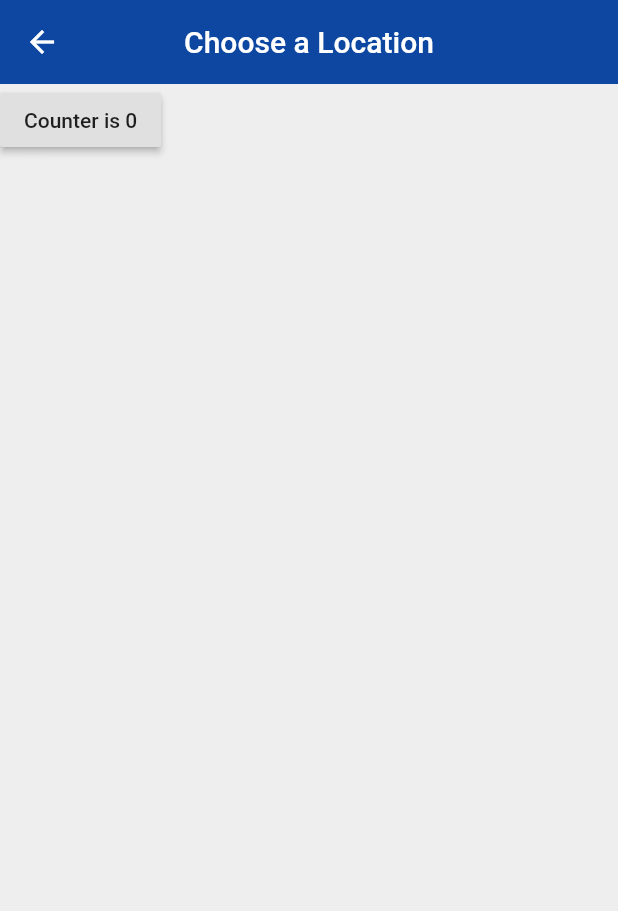
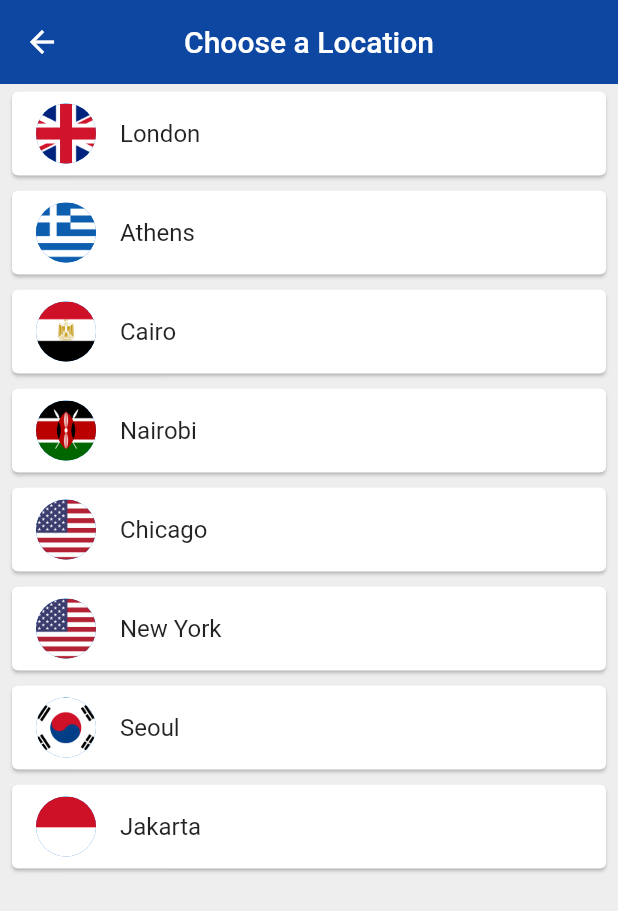
Before and after one commit to iNumanLeeds/world_time, a Flutter app: the screen it shows after launch, after a tap on "Edit Location", on a phone screen of 412 x 824 dp. Shown: the top 911 px of the screen. Run offline on Flutter 3.47's test engine with Material 2 defaults, Android fonts, the phone set to English and light mode, and no system bars; our stand-ins replace flutter_spinkit; network calls fail.

Commit message:
Final Changes

```diff
--- a/lib/pages/choose_location.dart
+++ b/lib/pages/choose_location.dart
@@ -1,4 +1,6 @@
 import 'package:flutter/material.dart';
+
+import '../services/world_time.dart';
 
 class ChooseLocation extends StatefulWidget {
   const ChooseLocation({Key? key}) : super(key: key);
@@ -8,14 +10,35 @@ class ChooseLocation extends StatefulWidget {
 }
 
 class _ChooseLocationState extends State<ChooseLocation> {
+  List<WorldTime> locations = [
+    WorldTime(url: 'Europe/London', location: 'London', flag: 'uk.png'),
+    WorldTime(url: 'Europe/Berlin', location: 'Athens', flag: 'greece.png'),
+    WorldTime(url: 'Africa/Cairo', location: 'Cairo', flag: 'egypt.png'),
+    WorldTime(url: 'Africa/Nairobi', location: 'Nairobi', flag: 'kenya.png'),
+    WorldTime(url: 'America/Chicago', location: 'Chicago', flag: 'usa.png'),
+    WorldTime(url: 'America/New_York', location: 'New York', flag: 'usa.png'),
+    WorldTime(url: 'Asia/Seoul', location: 'Seoul', flag: 'south_korea.png'),
+    WorldTime(url: 'Asia/Jakarta', location: 'Jakarta', flag: 'indonesia.png'),
+  ];
 
+  void updateTime(index) async {
+    WorldTime instance = locations[index];
+    await instance.getTime();
+    /*
+    * Navigate to home with data
+    * so Instead on moving forward always i'll pop out this location since it placed on the top of home
+    * */
+    Navigator.pop(context, {
+      'location': instance.location,
+      'flag': instance.flag,
+      'time': instance.time,
+      'isDayTime': instance.isDaytime,
+    });
+  }
 
-  int counter = 0;
 
   @override
   Widget build(BuildContext context) {
-    print("build function run");
-
     return Scaffold(
       backgroundColor: Colors.grey[200],
       appBar: AppBar(
@@ -24,13 +47,26 @@ class _ChooseLocationState extends State<ChooseLocation> {
         centerTitle: true,
         elevation: 0,
       ),
-      body: RaisedButton(
-          onPressed: () {
-            setState(() {
-              counter += 1;
-            });
-          },
-          child: Text("Counter is $counter")),
+      body: ListView.builder(
+        itemCount: locations.length,
+        itemBuilder: (context, index) {
+          return Padding(
+            padding: const EdgeInsets.symmetric(vertical: 1.0, horizontal: 4.0),
+            child: Card(
+              child: ListTile(
+                onTap: () {
+                  updateTime(index);
+                },
+                title: Text(locations[index].location),
+                leading: CircleAvatar(
+                  backgroundImage:
+                  AssetImage('assets/${locations[index].flag}'),
+                ),
+              ),
+            ),
+          );
+        },
+      ),
     );
   }
 }
--- a/lib/pages/home.dart
+++ b/lib/pages/home.dart
@@ -15,7 +15,7 @@ class _HomeState extends State<Home> {
     /*
     * We'll receive the data here
     * */
-    data = ModalRoute.of(context)!.settings.arguments as Map;
+    data = data.isNotEmpty ? data : ModalRoute.of(context)!.settings.arguments as Map;
     print(data);
 
     /*
@@ -36,8 +36,17 @@ class _HomeState extends State<Home> {
             child: Column(
               children: [
                 FlatButton.icon(
-                  onPressed: () {
-                    Navigator.pushNamed(context, "/location");
+                  onPressed: () async {
+                    dynamic result =
+                        await Navigator.pushNamed(context, "/location");
+                    setState(() {
+                      data = {
+                        'time': result['time'],
+                        'location': result['location'],
+                        'isDayTime': result['isDayTime'],
+                        'flag': result['flag'],
+                      };
+                    });
                   },
                   icon: Icon(
                     Icons.edit_location,
```
Also changed, not shown: assets/egypt.png (added), assets/germany.png (added), assets/greece.png (added), assets/indonesia.png (added), assets/kenya.png (added), assets/south_korea.png (added), assets/uk.png (added), assets/usa.png (added).
